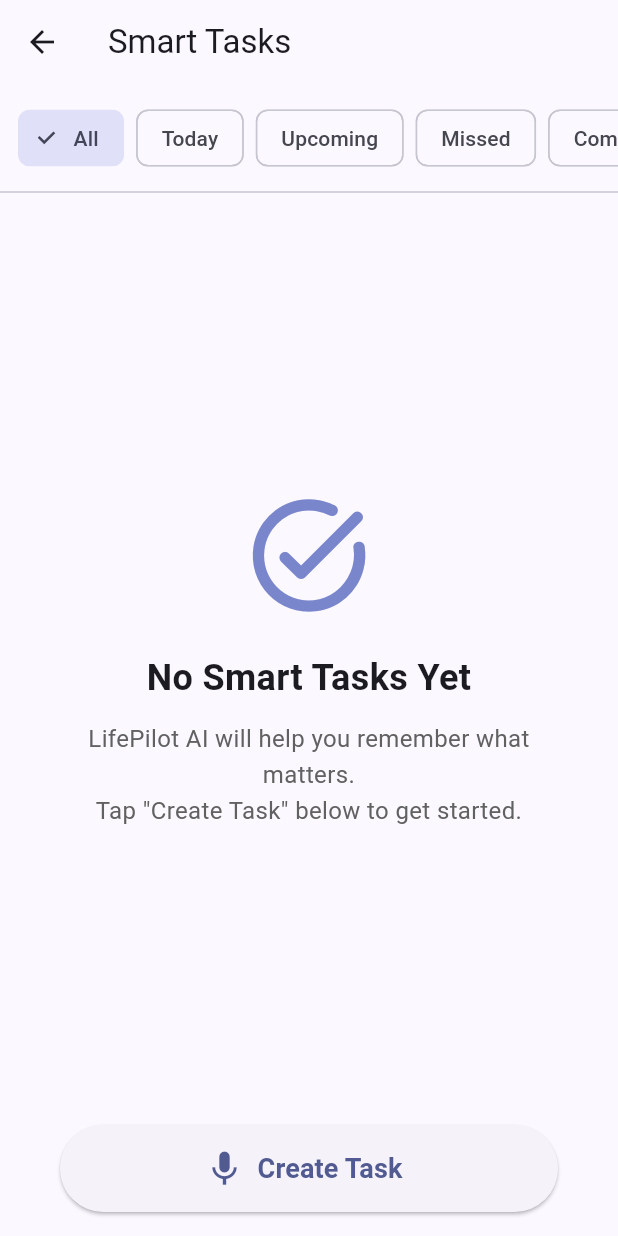
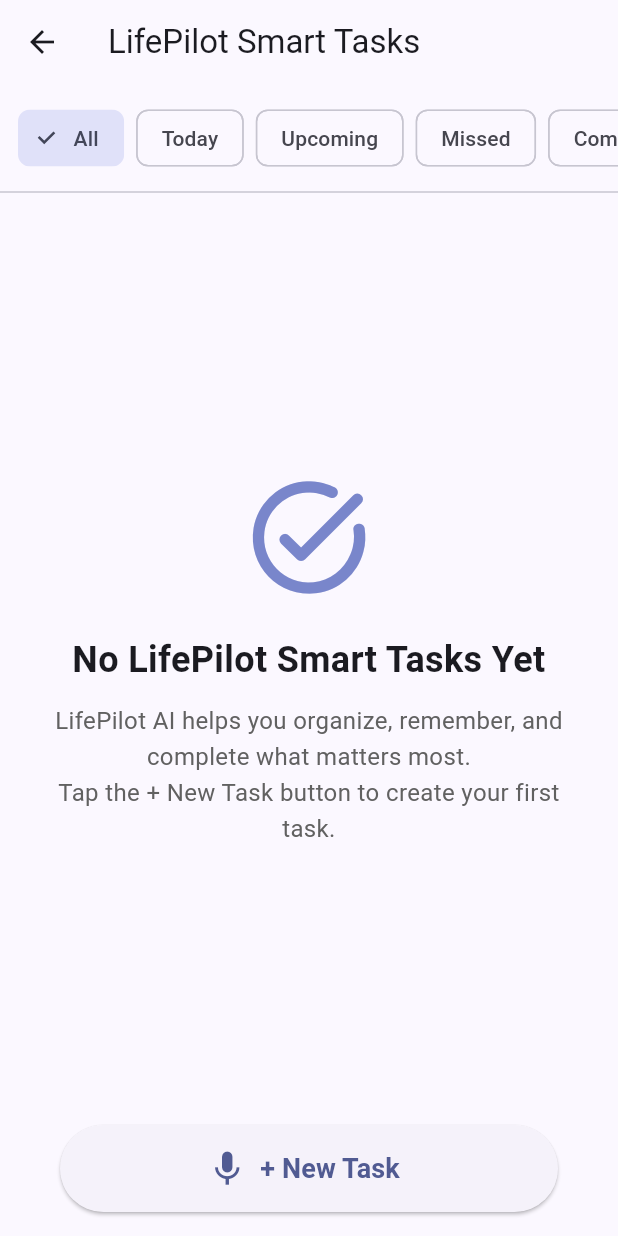
Before and after one commit to zubairassam-creator/LifePilot, a Flutter app: the HomeScreen screen opened directly, after a tap on "Smart Tasks", on a phone screen of 412 x 824 dp. Run offline on Flutter 3.47's test engine with Material 3 defaults, Android fonts, the phone set to English and light mode, and no system bars; our stand-ins replace flutter_local_notifications, flutter_timezone, flutter_tts, hive, hive_flutter, shared_preferences and 2 more; accounts and stored records are empty.

```diff
--- a/lib/screens/my_tasks_screen.dart
+++ b/lib/screens/my_tasks_screen.dart
@@ -9,7 +9,7 @@ import 'reminder_form_screen.dart';
 
 enum ReminderFilter { all, today, upcoming, missed, completed }
 
-// LifePilot Smart Tasks (reviewed base)
+// LifePilot LifePilot Smart Tasks (reviewed base)
 class SmartRemindersScreen extends StatefulWidget {
   const SmartRemindersScreen({super.key});
 
@@ -499,7 +499,7 @@ class _SmartRemindersScreenState extends State<SmartRemindersScreen> {
     final List<Reminder> visibleReminders = filteredReminders;
 
     return Scaffold(
-      appBar: AppBar(title: const Text('Smart Tasks')),
+      appBar: AppBar(title: const Text('LifePilot Smart Tasks')),
       body: isLoading
           ? const Center(child: CircularProgressIndicator())
           : Column(
@@ -521,7 +521,7 @@ class _SmartRemindersScreenState extends State<SmartRemindersScreen> {
                                 ),
                                 const SizedBox(height: 20),
                                 const Text(
-                                  'No Smart Tasks Yet',
+                                  'No LifePilot Smart Tasks Yet',
                                   textAlign: TextAlign.center,
                                   style: TextStyle(
                                     fontSize: 24,
@@ -530,7 +530,7 @@ class _SmartRemindersScreenState extends State<SmartRemindersScreen> {
                                 ),
                                 const SizedBox(height: 12),
                                 Text(
-                                  'LifePilot AI will help you remember what matters.\nTap "Create Task" below to get started.',
+                                  'LifePilot AI helps you organize, remember, and complete what matters most.\nTap the + New Task button to create your first task.',
                                   textAlign: TextAlign.center,
                                   style: TextStyle(
                                     fontSize: 16,
@@ -563,7 +563,7 @@ class _SmartRemindersScreenState extends State<SmartRemindersScreen> {
                     onPressed: createReminder,
                     icon: const Icon(Icons.mic, size: 28),
                     label: const Text(
-                      'Create Task',
+                      '+ New Task',
                       style: TextStyle(
                         fontSize: 18,
                         fontWeight: FontWeight.w600,
--- a/lib/services/ai_task_service.dart
+++ b/lib/services/ai_task_service.dart
@@ -1,5 +1,3 @@
-import 'package:flutter/material.dart';
-
 import '../models/lifepilot_task.dart';
 import 'task_storage_service.dart';
 
--- a/lib/widgets/feature_card.dart
+++ b/lib/widgets/feature_card.dart
@@ -1,6 +1,6 @@
 import 'package:flutter/material.dart';
 
-class FeatureCard extends StatelessWidget {
+class FeatureCard extends StatefulWidget {
   final IconData icon;
   final String title;
   final String? subtitle;
@@ -15,71 +15,93 @@ class FeatureCard extends StatelessWidget {
   });
 
   @override
+  State<FeatureCard> createState() => _FeatureCardState();
+}
+
+class _FeatureCardState extends State<FeatureCard> {
+  bool _pressed = false;
+
+  @override
   Widget build(BuildContext context) {
-    return Material(
-      color: Colors.transparent,
-      child: InkWell(
-        borderRadius: BorderRadius.circular(20),
-        splashColor: Colors.blue.withOpacity(0.15),
-        highlightColor: Colors.transparent,
-        onTap: onTap,
-        child: Ink(
+    return AnimatedScale(
+      scale: _pressed ? 0.97 : 1.0,
+      duration: const Duration(milliseconds: 120),
+      curve: Curves.easeOut,
+      child: AnimatedContainer(
+        duration: const Duration(milliseconds: 180),
+        curve: Curves.easeOut,
         decoration: BoxDecoration(
-            color: Colors.white,
-            borderRadius: BorderRadius.circular(20),
+          borderRadius: BorderRadius.circular(22),
           boxShadow: [
             BoxShadow(
-                color: Colors.black.withOpacity(0.06),
-                blurRadius: 12,
-                offset: const Offset(0, 4),
+              color: Colors.black.withValues(alpha: 0.06),
+              blurRadius: _pressed ? 6 : 12,
+              offset: Offset(0, _pressed ? 2 : 5),
             ),
           ],
-            border: Border.all(color: Colors.grey.shade200),
         ),
+        child: Material(
+          color: Colors.white,
+          borderRadius: BorderRadius.circular(22),
+          child: InkWell(
+            borderRadius: BorderRadius.circular(22),
+            splashColor: Colors.blue.withValues(alpha: 0.10),
+            highlightColor: Colors.transparent,
+            onTap: widget.onTap,
+            onTapDown: (_) => setState(() => _pressed = true),
+            onTapUp: (_) => setState(() => _pressed = false),
+            onTapCancel: () => setState(() => _pressed = false),
             child: Padding(
-            padding: const EdgeInsets.symmetric(horizontal: 14, vertical: 18),
+              padding: const EdgeInsets.symmetric(horizontal: 16, vertical: 18),
               child: Column(
-              crossAxisAlignment: CrossAxisAlignment.center,
                 children: [
-                Container(
-                  width: 62,
-                  height: 62,
+                  AnimatedContainer(
+                    duration: const Duration(milliseconds: 200),
+                    width: 68,
+                    height: 68,
                     decoration: BoxDecoration(
+                      shape: BoxShape.circle,
                       color: Colors.blue.shade50,
-                    shape: BoxShape.circle,
                     ),
-                  child: Icon(icon, size: 32, color: Colors.blue.shade700),
+                    child: Icon(
+                      widget.icon,
+                      size: 34,
+                      color: Colors.blue.shade700,
+                    ),
                   ),
 
                   const SizedBox(height: 16),
 
                   Text(
-                  title,
+                    widget.title,
                     textAlign: TextAlign.center,
                     style: const TextStyle(
                       fontSize: 16,
                       fontWeight: FontWeight.bold,
-                    letterSpacing: 0.2,
                     ),
                   ),
 
-                if (subtitle != null) ...[
-                  const SizedBox(height: 6),
+                  if (widget.subtitle != null) ...[
+                    const SizedBox(height: 8),
                     Text(
-                    subtitle!,
+                      widget.subtitle!,
                       textAlign: TextAlign.center,
-                    style: TextStyle(fontSize: 12, color: Colors.grey.shade600),
+                      style: TextStyle(
+                        fontSize: 12,
+                        color: Colors.grey.shade600,
+                        height: 1.35,
+                      ),
                     ),
                   ],
 
                   const Spacer(),
 
-                const Align(
+                  Align(
                     alignment: Alignment.bottomRight,
                     child: Icon(
-                    Icons.arrow_forward_ios,
+                      Icons.arrow_forward_ios_rounded,
                       size: 16,
-                    color: Colors.grey,
+                      color: Colors.grey.shade500,
                     ),
                   ),
                 ],
@@ -87,6 +109,7 @@ class FeatureCard extends StatelessWidget {
             ),
           ),
         ),
+      ),
     );
   }
 }
```
Also changed, not shown: 1 other file. Lines whose indentation alone changed are shown as unchanged.
